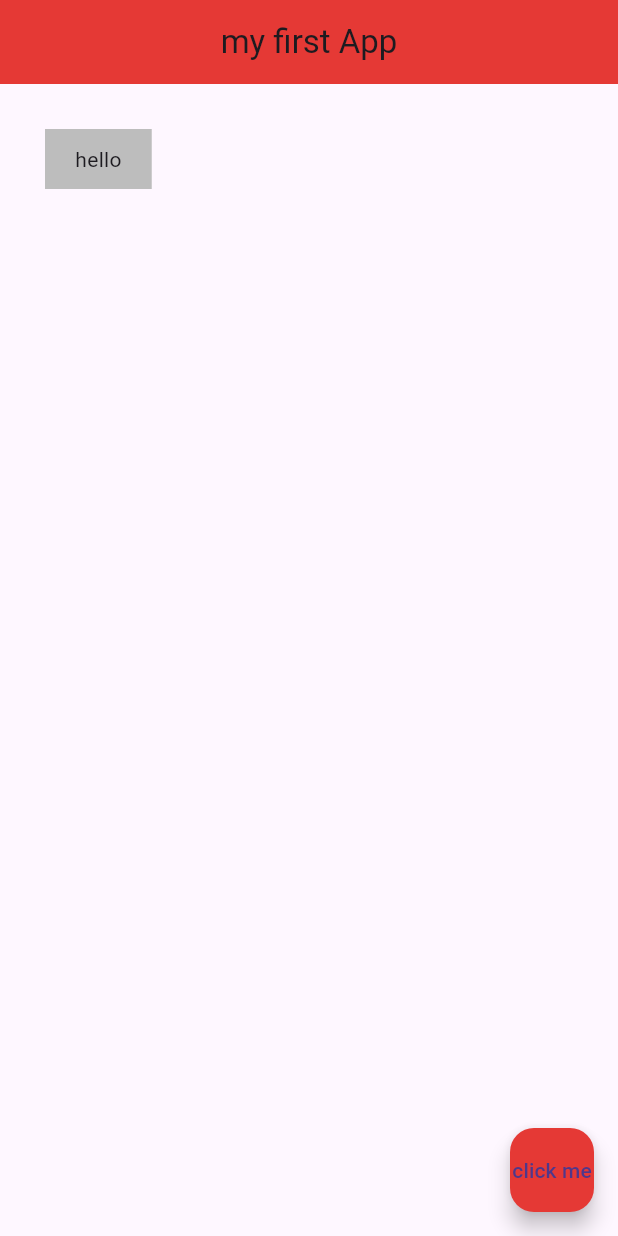
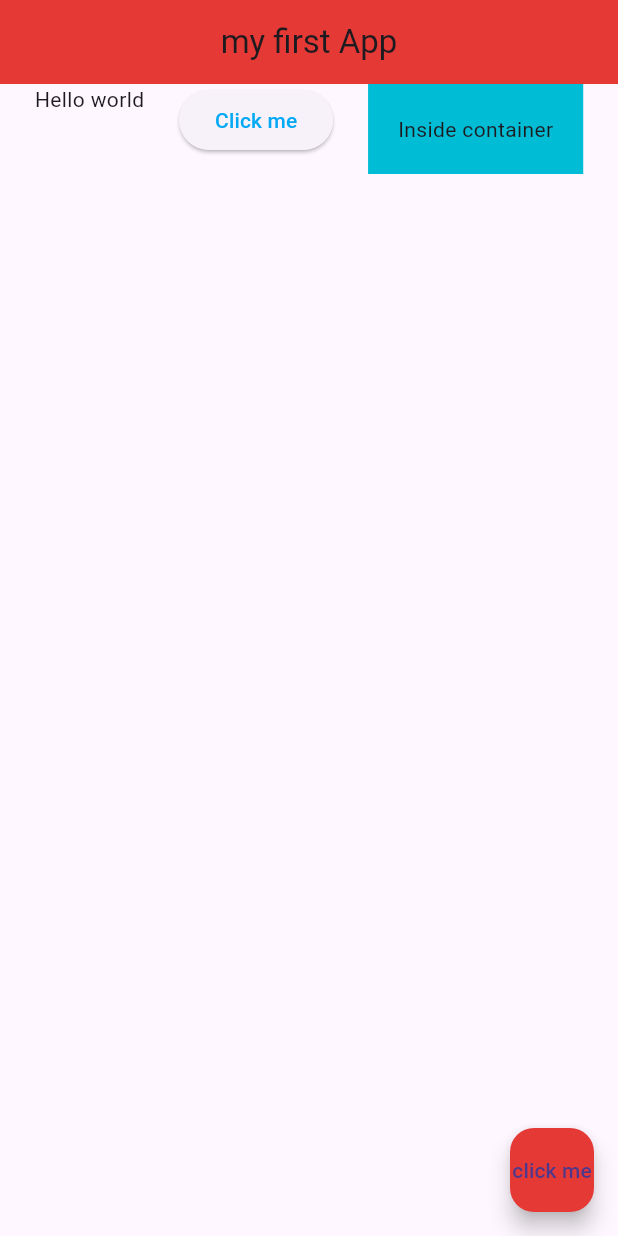
Before and after one commit to cvm010/flutter-day1-lecture-1, a Flutter app: the screen it shows after launch, on a phone screen of 412 x 824 dp. Run offline on Flutter 3.47's test engine with Material 3 defaults, Android fonts, the phone set to English and light mode, and no system bars.

Commit message:
row allingnments

```diff
--- a/lib/main.dart
+++ b/lib/main.dart
@@ -49,12 +49,38 @@ class Home extends StatelessWidget {
       //    style: ElevatedButton.styleFrom(backgroundColor: Colors.lightBlue),
       //   ),
       // ),
-      body: Container(
-        padding: EdgeInsets.symmetric(horizontal: 20 , vertical: 10),
-        margin: EdgeInsets.all(30),
-        color: Colors.grey[400],
-        child: Text('hello'),
+
+      // Working with container..
+      // body: Container(
+      //   padding: EdgeInsets.symmetric(horizontal: 20 , vertical: 10),
+      //   margin: EdgeInsets.all(30),
+      //   color: Colors.grey[400],
+      //   child: Text('hello'),
+      // ),
+
+      // Row and column
+      body: Row(
+        mainAxisAlignment: MainAxisAlignment.spaceEvenly,
+        crossAxisAlignment: CrossAxisAlignment.start,
+        children: <Widget>[
+
+          Text('Hello world'),
+
+          ElevatedButton(
+              onPressed: (){},
+          style: ElevatedButton.styleFrom(foregroundColor: Colors.lightBlue),
+            child: Text('Click me'),
+          ),
+
+          Container(
+            color: Colors.cyan,
+            padding: EdgeInsets.all(20),
+            child: Text('Inside container'),
+          )
+
+        ],
       ),
+
       floatingActionButton: FloatingActionButton(
         onPressed: () {
         },
```
